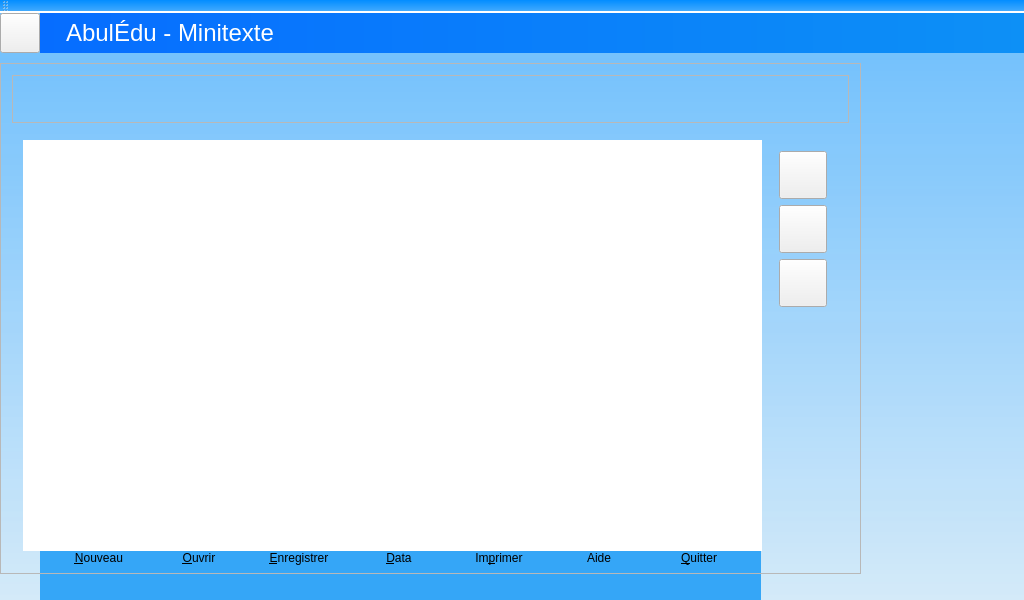
Before: the Qt Designer form mainwindow.ui in Txikilinux/abuledu-minitexte, drawn with Qt 5.
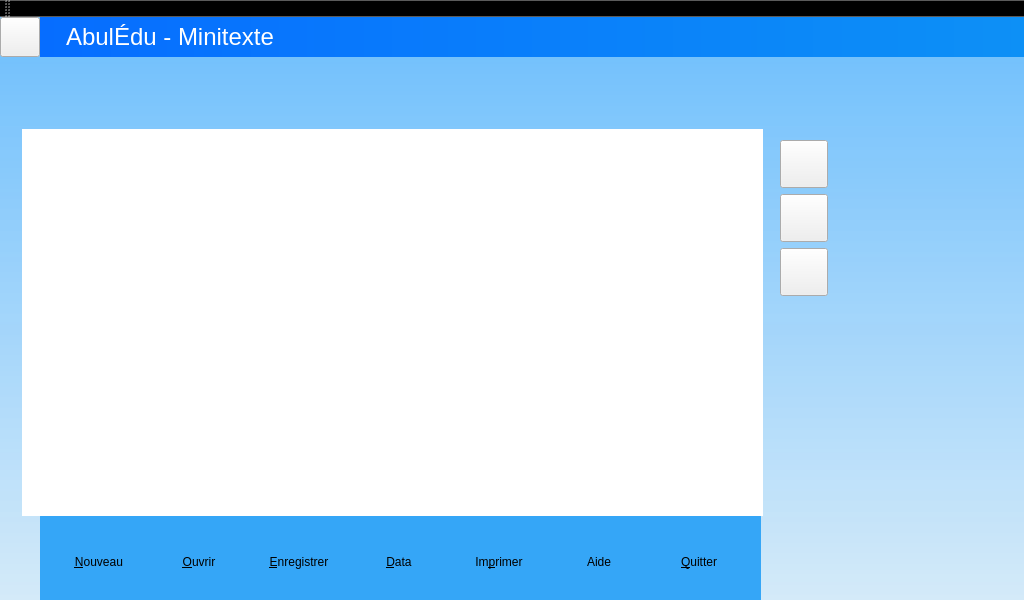
After: the same form once the commit is applied. Icons and pictures are not drawn. Custom widgets are drawn as their Qt base class.

Commit message: Repositionnement de la barre de format

```diff
--- a/mainwindow.ui
+++ b/mainwindow.ui
@@ -17,9 +17,7 @@
    <string notr="true">QToolBar {
   background-color: qlineargradient(spread:pad, x1:0, y1:0, x2:0, y2:1, stop:0 rgba(2, 141, 255, 255), stop:1 rgba(56, 167, 255, 227));
 }
-QToolBar {
-  border-bottom: 2px solid white;
-}</string>
+</string>
   </property>
   <widget class="QWidget" name="centralWidget">
    <property name="styleSheet">
@@ -423,19 +421,19 @@
     <property name="geometry">
      <rect>
       <x>0</x>
-      <y>50</y>
+      <y>90</y>
       <width>861</width>
-      <height>511</height>
+      <height>431</height>
      </rect>
     </property>
     <property name="frameShape">
-     <enum>QFrame::StyledPanel</enum>
+     <enum>QFrame::NoFrame</enum>
     </property>
     <property name="frameShadow">
      <enum>QFrame::Raised</enum>
     </property>
     <layout class="QGridLayout" name="gridLayout_6">
-     <item row="1" column="0">
+     <item row="0" column="0">
       <widget class="QStackedWidget" name="stackedWidget">
        <property name="currentIndex">
         <number>0</number>
@@ -560,8 +558,17 @@
        </widget>
       </widget>
      </item>
-     <item row="0" column="0">
+    </layout>
+   </widget>
       <widget class="QFrame" name="frFormat">
+    <property name="geometry">
+     <rect>
+      <x>0</x>
+      <y>41</y>
+      <width>1024</width>
+      <height>48</height>
+     </rect>
+    </property>
        <property name="minimumSize">
         <size>
          <width>0</width>
@@ -575,16 +582,19 @@
         </size>
        </property>
        <property name="frameShape">
-        <enum>QFrame::StyledPanel</enum>
+     <enum>QFrame::NoFrame</enum>
        </property>
        <property name="frameShadow">
         <enum>QFrame::Raised</enum>
        </property>
        <layout class="QGridLayout" name="gridLayout_2"/>
       </widget>
-     </item>
-    </layout>
-   </widget>
+   <zorder>frTop</zorder>
+   <zorder>frBoutons</zorder>
+   <zorder>frPrincipale</zorder>
+   <zorder>frFormat</zorder>
+   <zorder>frFormat</zorder>
+   <zorder>frFormat</zorder>
   </widget>
   <widget class="QToolBar" name="toolBar">
    <property name="sizePolicy">
@@ -596,6 +606,15 @@
    <property name="windowTitle">
     <string>toolBar</string>
    </property>
+   <property name="styleSheet">
+    <string notr="true"/>
+   </property>
+   <property name="iconSize">
+    <size>
+     <width>32</width>
+     <height>32</height>
+    </size>
+   </property>
    <attribute name="toolBarArea">
     <enum>TopToolBarArea</enum>
    </attribute>
```
Lines whose indentation alone changed are shown as unchanged. The commit also changes 1 other file.
